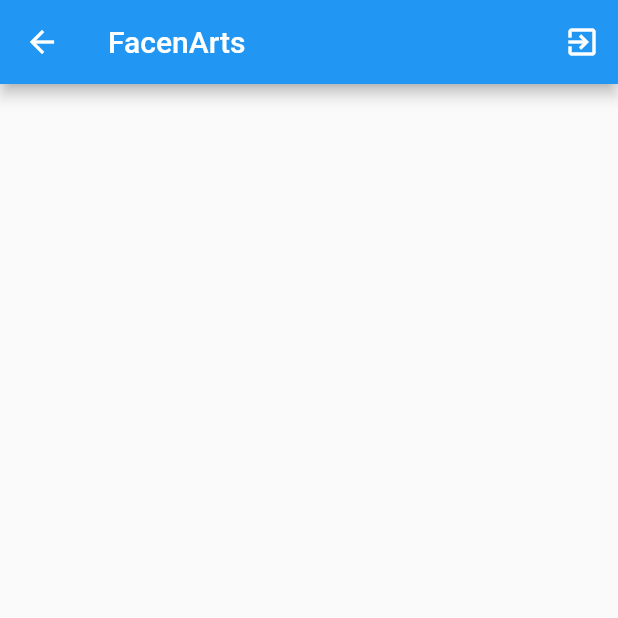
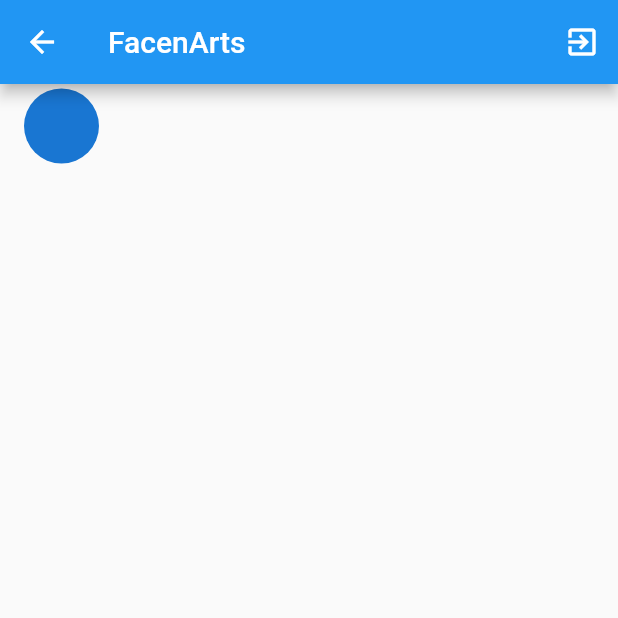
Before and after one commit to Saiterxx/facenarts, a Flutter app: the LoggedInPage screen opened by its route, on a phone screen of 412 x 824 dp, the top half of it. Run offline on Flutter 3.47's test engine with Material 2 defaults, Android fonts, the phone set to English and light mode, and no system bars; our stand-ins replace cloud_firestore, firebase_auth, firebase_core; accounts and stored records are empty.

Commit message:
Commit 8 - Mostra o Username

```diff
--- a/lib/LoggedInPage.dart
+++ b/lib/LoggedInPage.dart
@@ -1,5 +1,7 @@
+import 'package:cloud_firestore/cloud_firestore.dart';
 import 'package:flutter/material.dart';
 import 'package:firebase_auth/firebase_auth.dart';
+import 'package:facenarts/services/database.dart';
 
 class LoggedInPage extends StatelessWidget {
   final auth = FirebaseAuth.instance;
@@ -9,17 +11,47 @@ class LoggedInPage extends StatelessWidget {
     return Scaffold(
         appBar: AppBar(
         title: Text("FacenArts"),
-                  actions: [
-            IconButton(icon: Icon(Icons.exit_to_app), onPressed: () async {
-              print("User BEFORE Log-Out -> " + auth.currentUser.toString());
+        actions: [
+          IconButton(icon: Icon(Icons.exit_to_app), onPressed: () async {
+              print("User BEFORE Log-Out -> " + auth.currentUser!.email.toString());
               await auth.signOut();
               print("User AFTER Log-Out -> " + auth.currentUser.toString());
 
               Navigator.of(context).pushNamed("/");
             }
+            ,
         )]),
-    );
+        body: Center(
+        child: myList()
+
+  ),
+  );
 
   }
 
+  Widget myList() {
+    String? email = auth.currentUser!.email.toString();
+  return Expanded(
+    child: StreamBuilder<QuerySnapshot>(
+        stream:
+            FirebaseFirestore.instance.collection("users").where('Email', isEqualTo: email).snapshots(),
+        builder:
+            (BuildContext context, AsyncSnapshot<QuerySnapshot> snapshot) {
+          if (!snapshot.hasData) return new Text("No documents");
+          return new ListView(children: getListItems(snapshot));
+        }),
+  );
 }
+
+getListItems(AsyncSnapshot<QuerySnapshot> snapshot) {
+  return snapshot.data!.docs
+      .map((doc) => new ListTile(
+            leading: CircleAvatar(radius: 25),
+            title: new Text(doc["Username"]),
+          ))
+      .toList();
+}
+
+
+
+}
--- a/lib/LoginPage.dart
+++ b/lib/LoginPage.dart
@@ -97,7 +97,7 @@ class _LoginPageState extends State<LoginPage> {
   }
 
   Future addName(String _email) async{
-    await DatabaseService(_email).updateUserData(_email);
+    await DatabaseService(_email).updateUserData(_email, _email);
   }
 
 
```
Also changed, not shown: lib/services/database.dart (+10 -2 lines).
